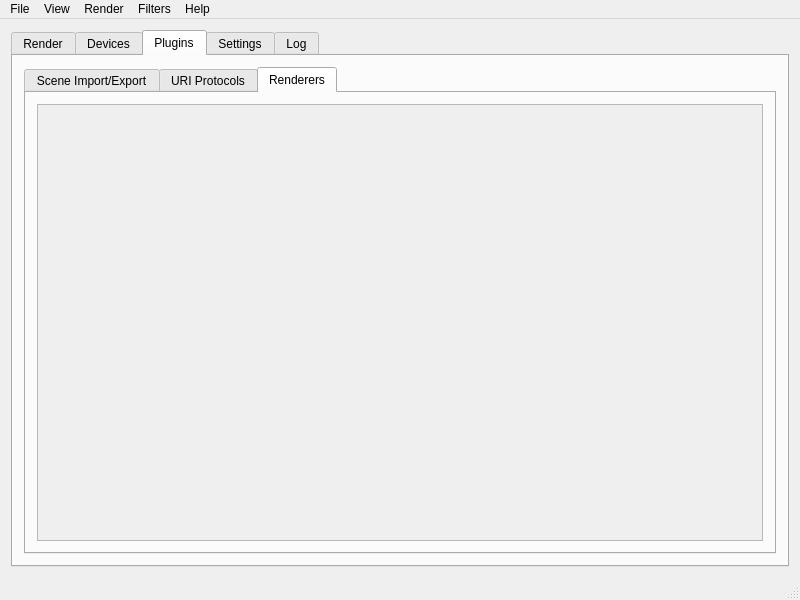
Above: Source/VoxRender/Interface/mainwindow.ui from nagyistoce/voxrender before the change. Below: the same form after it.
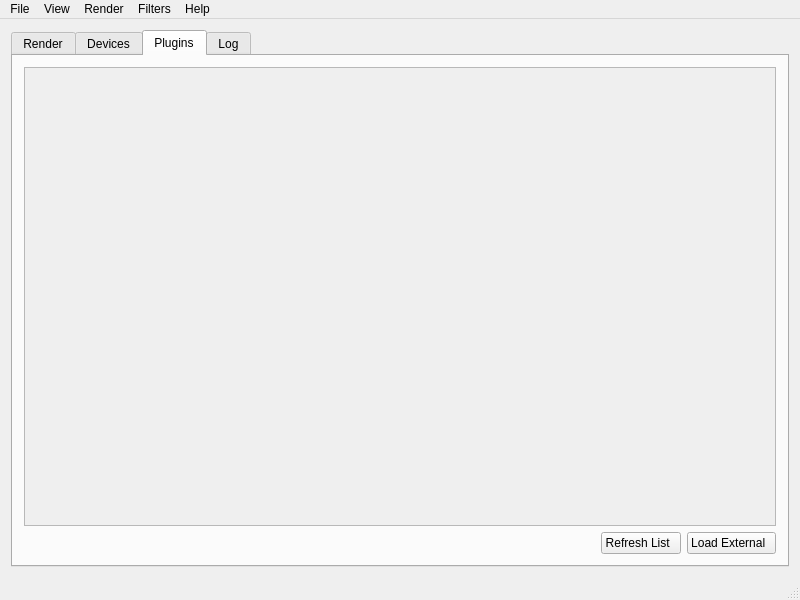
That is the form after the change. The open tabs and pages were chosen to show the change. Icons and pictures are not drawn.

Commit message: - Moved FilesystemIO functionality to plugin and renamed to FileIO - Began moving scene file importer functionality to plugin - Performed minor refactoring in render kernel, addition of gradient cutoff control for volume shading - Continued implementation of VoxLib plugin library. Got rudimentary plugin functionality online in main application

The edit to the form file:
```diff
--- a/Source/VoxRender/Interface/mainwindow.ui
+++ b/Source/VoxRender/Interface/mainwindow.ui
@@ -733,22 +733,8 @@
        <attribute name="title">
         <string>Plugins</string>
        </attribute>
-       <layout class="QHBoxLayout" name="horizontalLayout_4">
+       <layout class="QVBoxLayout" name="verticalLayout_11">
         <item>
-         <widget class="QTabWidget" name="tabWidget_render_2">
-          <property name="currentIndex">
-           <number>0</number>
-          </property>
-          <widget class="QWidget" name="tab_imaging_2">
-           <attribute name="icon">
-            <iconset resource="icons.qrc">
-             <normaloff>:/icons/rendertabicon.png</normaloff>:/icons/rendertabicon.png</iconset>
-           </attribute>
-           <attribute name="title">
-            <string>Scene Import/Export</string>
-           </attribute>
-           <layout class="QGridLayout" name="gridLayout_5">
-            <item row="3" column="0" colspan="2">
              <widget class="QScrollArea" name="scrollArea_panes_2">
               <property name="sizePolicy">
                <sizepolicy hsizetype="Preferred" vsizetype="MinimumExpanding">
@@ -764,8 +750,8 @@
                 <rect>
                  <x>0</x>
                  <y>0</y>
-                 <width>98</width>
-                 <height>28</height>
+             <width>756</width>
+             <height>460</height>
                 </rect>
                </property>
                <layout class="QVBoxLayout" name="verticalLayout_10">
@@ -776,103 +762,47 @@
               </widget>
              </widget>
             </item>
-           </layout>
-          </widget>
-          <widget class="QWidget" name="tab_lightGroups_2">
-           <attribute name="icon">
-            <iconset resource="icons.qrc">
-             <normaloff>:/icons/lightgroupsicon.png</normaloff>:/icons/lightgroupsicon.png</iconset>
-           </attribute>
-           <attribute name="title">
-            <string>URI Protocols</string>
-           </attribute>
-           <layout class="QGridLayout" name="gridLayout_6">
-            <item row="0" column="0">
-             <widget class="QScrollArea" name="scrollArea_lights_2">
-              <property name="widgetResizable">
-               <bool>true</bool>
-              </property>
-              <widget class="QWidget" name="lightsAreaContents_2">
-               <property name="geometry">
-                <rect>
-                 <x>0</x>
-                 <y>0</y>
-                 <width>98</width>
-                 <height>28</height>
-                </rect>
-               </property>
-               <layout class="QVBoxLayout" name="verticalLayout_11">
-                <item>
-                 <layout class="QVBoxLayout" name="lightsAreaLayout_2"/>
-                </item>
-               </layout>
-              </widget>
-             </widget>
-            </item>
-           </layout>
-          </widget>
-          <widget class="QWidget" name="tab_transfer_2">
-           <attribute name="icon">
-            <iconset resource="icons.qrc">
-             <normaloff>:/icons/transfericon.png</normaloff>:/icons/transfericon.png</iconset>
-           </attribute>
-           <attribute name="title">
-            <string>Renderers</string>
-           </attribute>
-           <layout class="QVBoxLayout" name="verticalLayout_12">
+        <item>
+         <layout class="QHBoxLayout" name="horizontalLayout_4">
+          <item>
+           <spacer name="horizontalSpacer_6">
+            <property name="orientation">
+             <enum>Qt::Horizontal</enum>
+            </property>
+            <property name="sizeHint" stdset="0">
+             <size>
+              <width>40</width>
+              <height>20</height>
+             </size>
+            </property>
+           </spacer>
+          </item>
+          <item>
+           <widget class="QPushButton" name="pushButton_refreshPlugins">
+            <property name="text">
+             <string>Refresh List  </string>
+            </property>
+            <property name="icon">
+             <iconset resource="icons.qrc">
+              <normaloff>:/icons/runningicon.png</normaloff>:/icons/runningicon.png</iconset>
+            </property>
+           </widget>
+          </item>
             <item>
-             <widget class="QScrollArea" name="scrollArea_transfer_2">
-              <property name="frameShadow">
-               <enum>QFrame::Plain</enum>
-              </property>
-              <property name="widgetResizable">
-               <bool>true</bool>
-              </property>
-              <widget class="QWidget" name="transferAreaContents_2">
-               <property name="geometry">
-                <rect>
-                 <x>0</x>
-                 <y>0</y>
-                 <width>98</width>
-                 <height>28</height>
-                </rect>
-               </property>
-               <layout class="QVBoxLayout" name="verticalLayout_13">
-                <item>
-                 <layout class="QVBoxLayout" name="transferAreaLayout_2"/>
-                </item>
-               </layout>
-              </widget>
-             </widget>
-            </item>
-           </layout>
-          </widget>
-         </widget>
+           <widget class="QPushButton" name="pushButton_loadPlugin">
+            <property name="text">
+             <string>Load External  </string>
+            </property>
+            <property name="icon">
+             <iconset resource="icons.qrc">
+              <normaloff>:/icons/plusicon.png</normaloff>:/icons/plusicon.png</iconset>
+            </property>
+           </widget>
+          </item>
+         </layout>
         </item>
        </layout>
       </widget>
-      <widget class="QWidget" name="tab_settings">
-       <attribute name="icon">
-        <iconset resource="icons.qrc">
-         <normaloff>:/icons/settingstabicon.png</normaloff>:/icons/settingstabicon.png</iconset>
-       </attribute>
-       <attribute name="title">
-        <string>Settings</string>
-       </attribute>
-       <widget class="QGroupBox" name="groupBox">
-        <property name="geometry">
-         <rect>
-          <x>10</x>
-          <y>10</y>
-          <width>301</width>
-          <height>191</height>
-         </rect>
-        </property>
-        <property name="title">
-         <string>Command History</string>
-        </property>
-       </widget>
-      </widget>
       <widget class="QWidget" name="tab_log">
        <attribute name="icon">
         <iconset resource="icons.qrc">
```
Left out of the diff: 12 changed lines with no effect on the pictures. Lines whose indentation alone changed are shown as unchanged. The commit also changes 39 other files.
